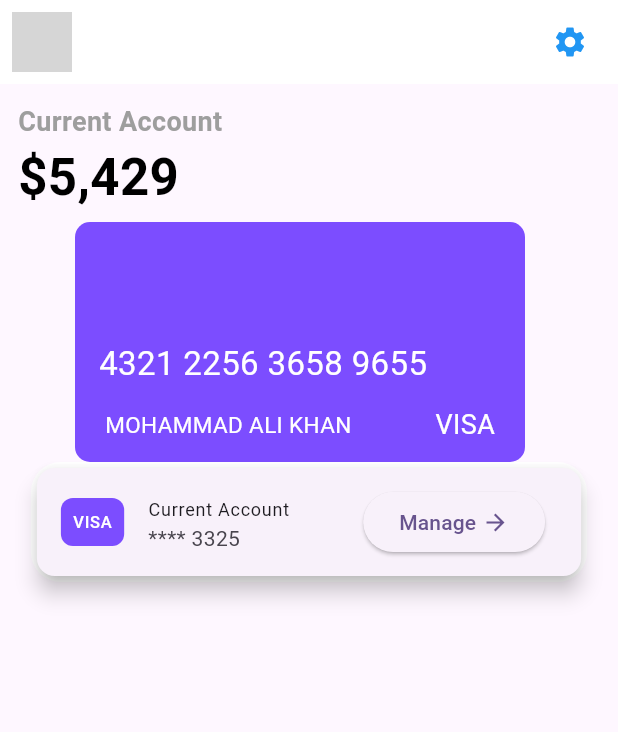
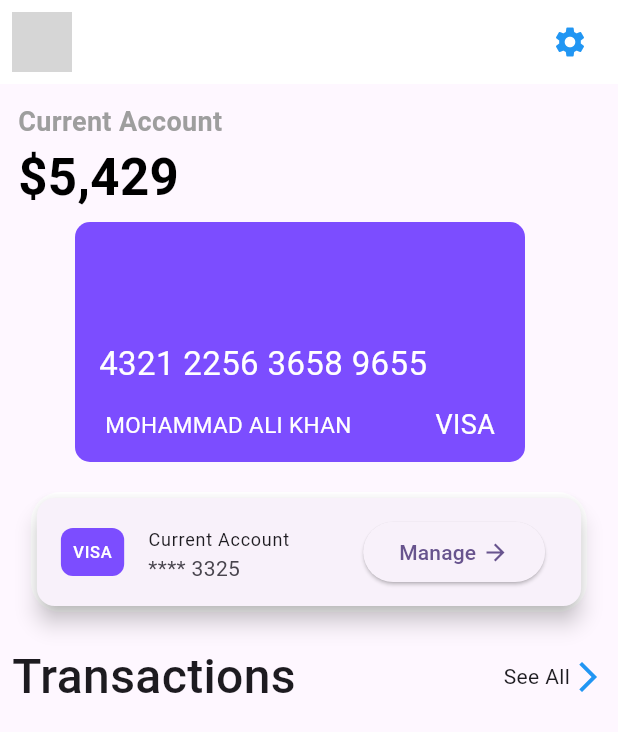
Before and after one commit to makgr/expense_app, a Flutter app: the screen it shows after launch, on a phone screen of 412 x 824 dp. Shown: the top 732 px of the screen. Run offline on Flutter 3.47's test engine with Material 3 defaults, Android fonts, the phone set to English and light mode, and no system bars; network calls fail; grey boxes are pictures that could not be loaded.

Commit message:
transaction row

```diff
--- a/lib/screens/home_screen.dart
+++ b/lib/screens/home_screen.dart
@@ -41,14 +41,37 @@ class HomeScreen extends StatelessWidget {
 
           //cards
           CreditCard(),
+          SizedBox(
+            height: 20,
+          ),
 
           //account manage
           Align(
             alignment: Alignment.center,
             child: AccountManage(),
           ),
-
+          SizedBox(
+            height: 20,
+          ),
           //transactions
+          Padding(
+            padding: EdgeInsets.symmetric(horizontal: 8.0),
+            child: Row(
+              mainAxisAlignment: MainAxisAlignment.spaceBetween,
+              children: [
+                Text(
+                  'Transactions',
+                  style: TextStyle(fontSize: 32, fontWeight: FontWeight.w500),
+                ),
+                Spacer(),
+                Text('See All'),
+                Icon(
+                  Icons.arrow_forward_ios,
+                  color: Colors.blue,
+                ),
+              ],
+            ),
+          ),
         ],
       ),
     );
```
